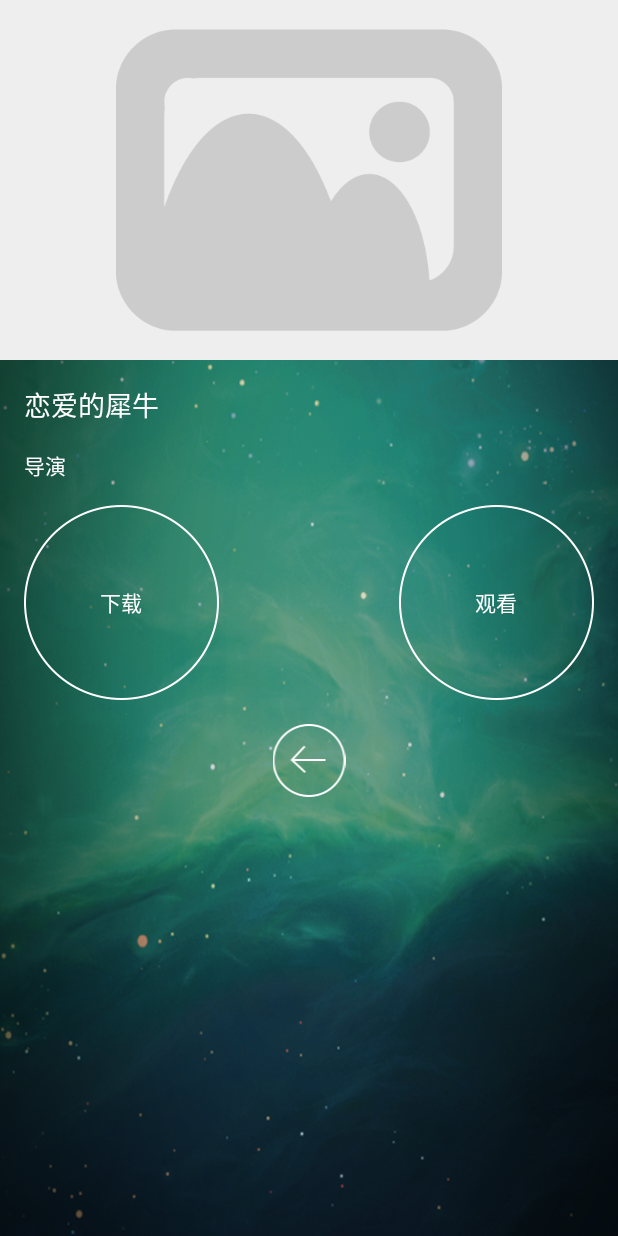
After one commit to liqy/Market, an Android app: the VRVideoInfoActivity screen opened directly, with no data from a screen before it, on a phone screen of 412 x 824 dp. The commit adds this screen. Run offline under Robolectric (Android 15) with nearby library versions, the phone set to English and light mode, and no system bars; 2 statements that could not run were skipped.

Commit message:
视频详情页

```diff
--- /dev/null
+++ b/app/src/main/java/tv/tipsee/vr/VRVideoInfoActivity.java
@@ -0,0 +1,79 @@
+package tv.tipsee.vr;
+
+import android.app.Activity;
+import android.content.Intent;
+import android.os.Bundle;
+import android.view.View;
+import android.widget.Button;
+import android.widget.ImageView;
+import android.widget.TextView;
+
+import com.insthub.ecmobile.R;
+
+import tv.tipsee.vr.models.VRVideo;
+
+public class VRVideoInfoActivity extends BaseActivity implements View.OnClickListener {
+
+    private ImageView vr_image;
+    private TextView vr_video_title;
+    private TextView vr_video_desc;
+
+    private Button vr_video_download;
+    private Button vr_video_play;
+
+    private ImageView back_home;
+
+
+    public static void openVRVideoInfoActivity(Activity activity, VRVideo vrVideo) {
+        Intent intent = new Intent(activity, VRVideoInfoActivity.class);
+        intent.putExtra("VRVideo", vrVideo);
+        activity.startActivity(intent);
+    }
+
+    @Override
+    protected void onCreate(Bundle savedInstanceState) {
+        super.onCreate(savedInstanceState);
+        setContentView(R.layout.activity_vr_video_info);
+
+        initView();
+
+        initData();
+    }
+
+    private void initView() {
+
+        vr_image = (ImageView) findViewById(R.id.vr_image);
+        vr_video_title = (TextView) findViewById(R.id.vr_video_title);
+        vr_video_desc = (TextView) findViewById(R.id.vr_video_desc);
+
+        vr_video_download = (Button) findViewById(R.id.vr_video_download);
+        vr_video_play = (Button) findViewById(R.id.vr_video_play);
+
+        back_home = (ImageView) findViewById(R.id.back_home);
+
+        vr_video_download.setOnClickListener(this);
+        vr_video_play.setOnClickListener(this);
+        back_home.setOnClickListener(this);
+
+    }
+
+    private void initData() {
+        VRVideo vrVideo = getIntent().getParcelableExtra("VRVideo");
+        vr_video_title.setText(vrVideo.title);
+        vr_video_desc.setText(vrVideo.desc);
+    }
+
+    @Override
+    public void onClick(View v) {
+        switch (v.getId()) {
+            case R.id.back_home:
+                break;
+            case R.id.vr_video_download:
+                break;
+            case R.id.vr_video_play:
+                break;
+            default:
+                break;
+        }
+    }
+}
--- /dev/null
+++ b/app/src/main/res/layout/activity_vr_video_info.xml
@@ -0,0 +1,83 @@
+<?xml version="1.0" encoding="utf-8"?>
+
+
+<ScrollView xmlns:android="http://schemas.android.com/apk/res/android"
+    xmlns:tools="http://schemas.android.com/tools"
+    android:layout_width="match_parent"
+    android:layout_height="match_parent"
+    android:scrollbars="none"
+    tools:context="tv.tipsee.vr.VRVideoInfoActivity">
+
+    <LinearLayout
+        android:layout_width="match_parent"
+        android:layout_height="wrap_content"
+        android:background="@drawable/vr_video_list_bg"
+        android:orientation="vertical">
+
+
+        <ImageView
+            android:id="@+id/vr_image"
+            android:layout_width="match_parent"
+            android:layout_height="240dp"
+            android:scaleType="centerCrop"
+            android:src="@drawable/default_image" />
+
+
+        <TextView
+            android:id="@+id/vr_video_title"
+            android:layout_width="match_parent"
+            android:layout_height="wrap_content"
+            android:padding="16dp"
+            android:text="恋爱的犀牛"
+            android:textColor="@android:color/white"
+            android:textSize="18sp"
+            android:visibility="visible" />
+
+        <TextView
+            android:id="@+id/vr_video_desc"
+            android:layout_width="match_parent"
+            android:layout_height="wrap_content"
+            android:paddingLeft="16dp"
+            android:paddingRight="16dp"
+            android:text="导演"
+            android:textColor="@android:color/white"
+            android:visibility="visible" />
+
+
+        <RelativeLayout
+            android:layout_width="match_parent"
+            android:layout_height="wrap_content"
+            android:padding="16dp">
+
+
+            <Button
+                android:id="@+id/vr_video_download"
+                android:layout_width="wrap_content"
+                android:layout_height="wrap_content"
+                android:layout_alignParentLeft="true"
+                android:background="@drawable/btn_vr_bg"
+                android:text="下载"
+                android:textColor="@android:color/white" />
+
+            <Button
+                android:id="@+id/vr_video_play"
+                android:layout_width="wrap_content"
+                android:layout_height="wrap_content"
+                android:layout_alignParentRight="true"
+                android:background="@drawable/btn_vr_bg"
+                android:text="观看"
+                android:textColor="@android:color/white" />
+
+        </RelativeLayout>
+
+
+        <ImageView
+            android:id="@+id/back_home"
+            android:layout_width="match_parent"
+            android:layout_height="wrap_content"
+            android:src="@drawable/vr_video_info_back" />
+
+
+    </LinearLayout>
+
+</ScrollView>
--- /dev/null
+++ b/app/src/main/res/values-w820dp/dimens.xml
@@ -0,0 +1,6 @@
+<resources>
+    <!-- Example customization of dimensions originally defined in res/values/dimens.xml
+         (such as screen margins) for screens with more than 820dp of available width. This
+         would include 7" and 10" devices in landscape (~960dp and ~1280dp respectively). -->
+    <dimen name="activity_horizontal_margin">64dp</dimen>
+</resources>
--- /dev/null
+++ b/app/src/main/res/values/strings.xml
@@ -0,0 +1 @@
+<resources></resources>
```
Also changed, not shown: app/src/main/AndroidManifest.xml (+70 -110 lines), app/src/main/java/tv/tipsee/vr/views/adapters/VRVideoAdapter.java (+8 -8 lines), app/src/main/res/layout/activity_vr_video_list.xml (+29 -1 lines), app/src/main/res/layout/item_vr_video.xml (+19 -14 lines), app/src/main/res/drawable-hdpi/action_bar_title_logo.png (added), app/src/main/res/drawable-hdpi/btn_vr_bg.png (added), app/src/main/res/drawable-hdpi/ecmobile_logo.png, app/src/main/res/drawable-hdpi/ecmobile_splash_4.png, app/src/main/res/drawable-hdpi/icon.png, app/src/main/res/drawable-hdpi/item_vr_video_bg.png (added), app/src/main/res/drawable-hdpi/vr_market_logo.png (added), app/src/main/res/drawable-hdpi/vr_video_info_back.png (added), app/src/main/res/drawable-hdpi/vr_video_list_bg.png (added), app/src/main/res/drawable/icon.png, 1 more files.
